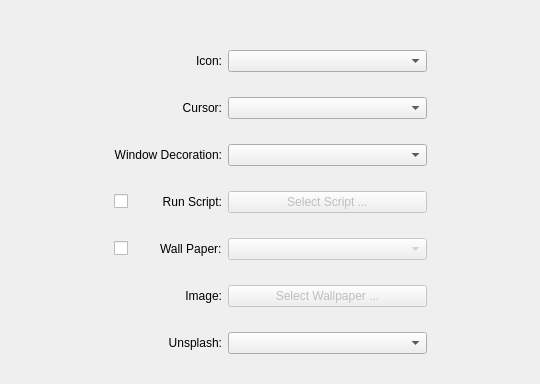
baduhai/Koi, file src/settings/profiles/othersdialog.ui: the form before one commit.
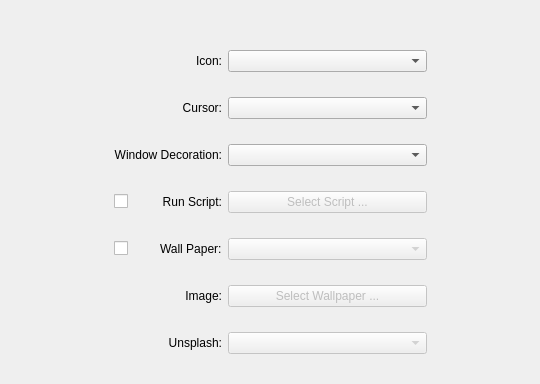
The form after the commit.

```diff
--- a/src/settings/profiles/othersdialog.ui
+++ b/src/settings/profiles/othersdialog.ui
@@ -145,7 +145,7 @@
      <item row="10" column="2" colspan="2">
       <widget class="QComboBox" name="unsplashComboBox">
        <property name="enabled">
-        <bool>true</bool>
+        <bool>false</bool>
        </property>
       </widget>
      </item>
```
